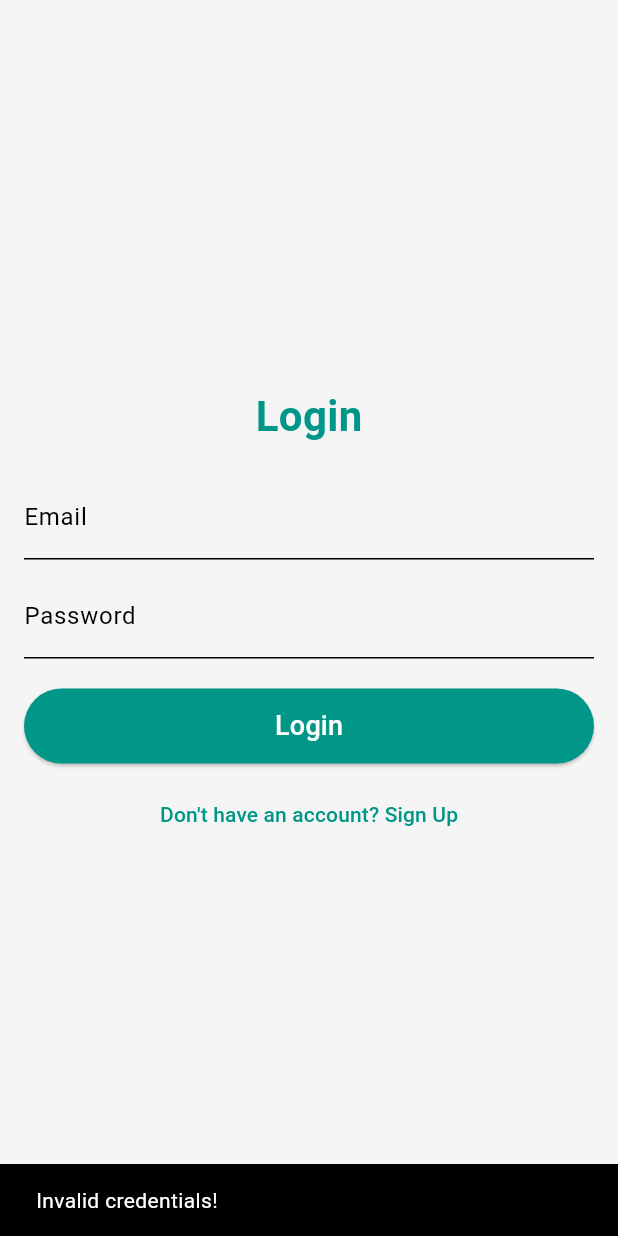
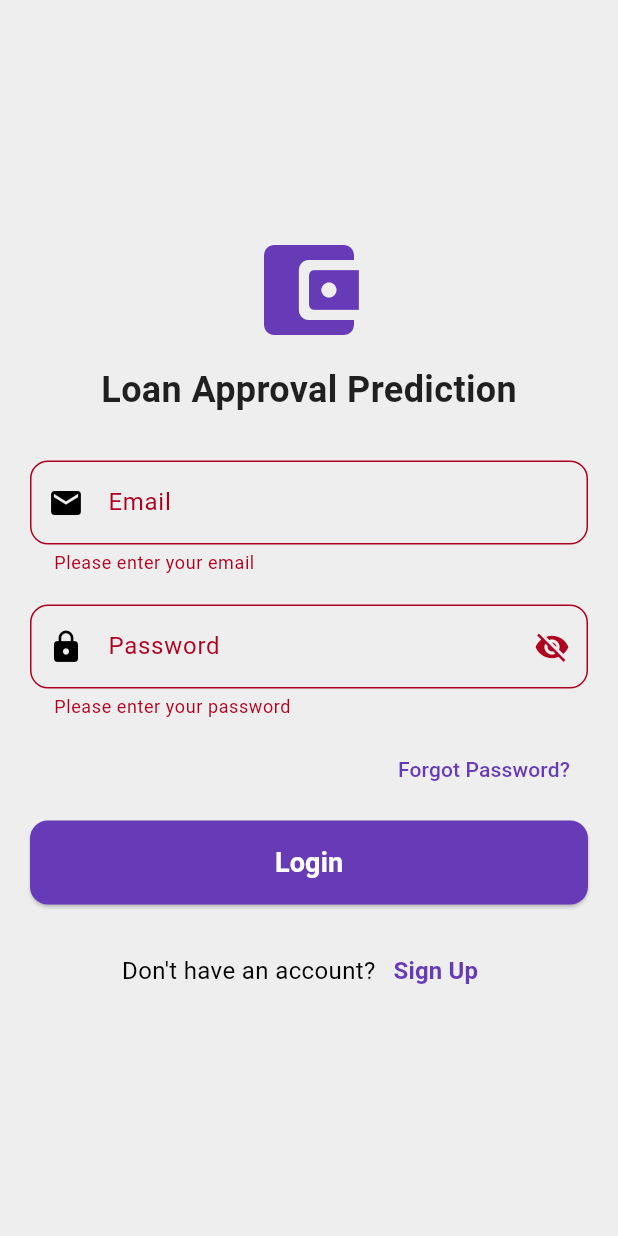
Before and after one commit to akhnasj/predictive-modelling-for-loan-approval, a Flutter app: the screen it shows after launch, after a tap on "Login", on a phone screen of 412 x 824 dp. Run offline on Flutter 3.47's test engine with Material 3 defaults, Android fonts, the light colour scheme and no system bars.

Commit message:
Login Page

```diff
--- a/app/lib/login_page.dart
+++ b/app/lib/login_page.dart
@@ -1,27 +1,25 @@
 import 'package:flutter/material.dart';
-import 'loan_page.dart';
-import 'signup_page.dart';
+import 'loan_summary.dart';
+import 'signup_page.dart'; // Create a Signup Page
 
 class LoginPage extends StatefulWidget {
   const LoginPage({super.key});
 
   @override
-  _LoginPageState createState() => _LoginPageState();
+  State<LoginPage> createState() => _LoginPageState();
 }
 
 class _LoginPageState extends State<LoginPage> {
-  final TextEditingController emailController = TextEditingController();
-  final TextEditingController passwordController = TextEditingController();
+  final _formKey = GlobalKey<FormState>();
+  final TextEditingController _emailController = TextEditingController();
+  final TextEditingController _passwordController = TextEditingController();
+  bool _isPasswordVisible = false;
 
-  void login() {
-    if (emailController.text.isNotEmpty && passwordController.text.isNotEmpty) {
+  void _login() {
+    if (_formKey.currentState!.validate()) {
       Navigator.pushReplacement(
         context,
-        MaterialPageRoute(builder: (context) => const LoanPage()),
-      );
-    } else {
-      ScaffoldMessenger.of(context).showSnackBar(
-        const SnackBar(content: Text("Invalid credentials!")),
+        MaterialPageRoute(builder: (context) => const LoanSummaryPage()),
       );
     }
   }
@@ -29,44 +27,125 @@ class _LoginPageState extends State<LoginPage> {
   @override
   Widget build(BuildContext context) {
     return Scaffold(
+      backgroundColor: Colors.grey[200],
       body: Center(
-        child: Padding(
-          padding: const EdgeInsets.all(16.0),
+        child: SingleChildScrollView(
+          padding: const EdgeInsets.all(20.0),
+          child: Form(
+            key: _formKey,
             child: Column(
-            mainAxisSize: MainAxisSize.min,
+              crossAxisAlignment: CrossAxisAlignment.center,
               children: [
-              const Text("Login",
+                const Icon(Icons.account_balance_wallet_rounded,
+                    size: 80, color: Colors.deepPurple),
+                const SizedBox(height: 10),
+                const Text(
+                  "Loan Approval Prediction",
                   style: TextStyle(
-                      fontSize: 28,
+                      fontSize: 24,
                       fontWeight: FontWeight.bold,
-                      color: Colors.teal)),
+                      color: Colors.black87),
+                ),
+                const SizedBox(height: 30),
+
+                // Email Field
+                TextFormField(
+                  controller: _emailController,
+                  decoration: InputDecoration(
+                    labelText: "Email",
+                    prefixIcon: const Icon(Icons.email),
+                    border: OutlineInputBorder(
+                        borderRadius: BorderRadius.circular(12)),
+                  ),
+                  keyboardType: TextInputType.emailAddress,
+                  validator: (value) => value == null || value.isEmpty
+                      ? "Please enter your email"
+                      : null,
+                ),
                 const SizedBox(height: 20),
-              TextField(
-                  controller: emailController,
-                  decoration: const InputDecoration(labelText: "Email")),
-              const SizedBox(height: 10),
-              TextField(
-                  controller: passwordController,
-                  decoration: const InputDecoration(labelText: "Password"),
-                  obscureText: true),
-              const SizedBox(height: 20),
-              ElevatedButton(
-                onPressed: login,
-                style: ElevatedButton.styleFrom(
-                    minimumSize: const Size(double.infinity, 50),
-                    backgroundColor: Colors.teal),
-                child: const Text("Login",
-                    style: TextStyle(fontSize: 18, color: Colors.white)),
+
+                // Password Field with Visibility Toggle
+                TextFormField(
+                  controller: _passwordController,
+                  obscureText: !_isPasswordVisible,
+                  decoration: InputDecoration(
+                    labelText: "Password",
+                    prefixIcon: const Icon(Icons.lock),
+                    suffixIcon: IconButton(
+                      icon: Icon(
+                        _isPasswordVisible
+                            ? Icons.visibility
+                            : Icons.visibility_off,
+                      ),
+                      onPressed: () {
+                        setState(() {
+                          _isPasswordVisible = !_isPasswordVisible;
+                        });
+                      },
+                    ),
+                    border: OutlineInputBorder(
+                        borderRadius: BorderRadius.circular(12)),
+                  ),
+                  validator: (value) => value == null || value.isEmpty
+                      ? "Please enter your password"
+                      : null,
                 ),
                 const SizedBox(height: 10),
+
+                // Forgot Password Option
+                Align(
+                  alignment: Alignment.centerRight,
+                  child: TextButton(
+                    onPressed: () {},
+                    child: const Text("Forgot Password?",
+                        style: TextStyle(color: Colors.deepPurple)),
+                  ),
+                ),
+                const SizedBox(height: 10),
+
+                // Login Button
+                SizedBox(
+                  width: double.infinity,
+                  child: ElevatedButton(
+                    style: ElevatedButton.styleFrom(
+                      padding: const EdgeInsets.symmetric(vertical: 15),
+                      backgroundColor: Colors.deepPurple,
+                      foregroundColor: Colors.white,
+                      shape: RoundedRectangleBorder(
+                          borderRadius: BorderRadius.circular(12)),
+                    ),
+                    onPressed: _login,
+                    child: const Text("Login",
+                        style: TextStyle(
+                            fontSize: 18, fontWeight: FontWeight.bold)),
+                  ),
+                ),
+                const SizedBox(height: 20),
+
+                // Sign Up Option
+                Row(
+                  mainAxisAlignment: MainAxisAlignment.center,
+                  children: [
+                    const Text("Don't have an account?",
+                        style: TextStyle(fontSize: 16)),
                     TextButton(
-                onPressed: () => Navigator.push(
+                      onPressed: () {
+                        Navigator.push(
                           context,
                           MaterialPageRoute(
-                        builder: (context) => const SignUpPage())),
-                child: const Text("Don't have an account? Sign Up"),
+                              builder: (context) => const SignUpPage()),
+                        );
+                      },
+                      child: const Text("Sign Up",
+                          style: TextStyle(
+                              fontSize: 16,
+                              fontWeight: FontWeight.bold,
+                              color: Colors.deepPurple)),
                     ),
                   ],
+                ),
+              ],
+            ),
           ),
         ),
       ),
```
Lines whose indentation alone changed are shown as unchanged.
